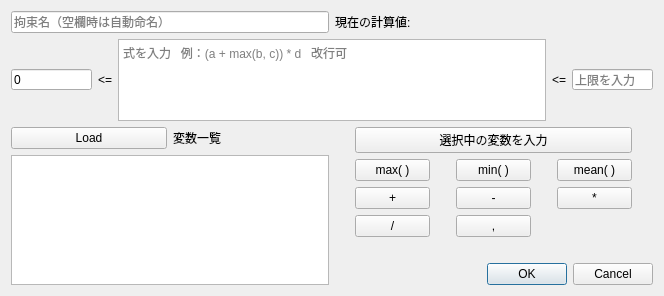
First picture: the form in pyfemtet_opt_gui/ui/Dialog_cns_edit.ui, repository pyfemtet/pyfemtet-opt-gui, before the edit.
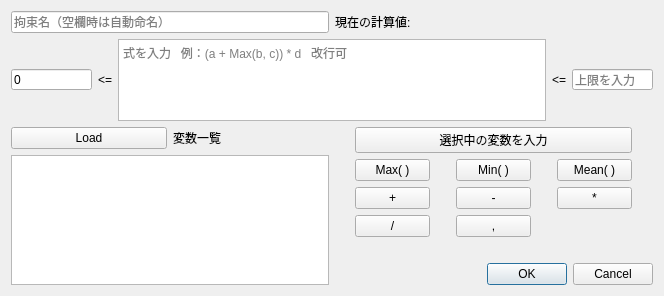
Second picture: the form after the edit. Icons and pictures are not drawn.

What changed in the file:
```diff
--- a/pyfemtet_opt_gui/ui/Dialog_cns_edit.ui
+++ b/pyfemtet_opt_gui/ui/Dialog_cns_edit.ui
@@ -75,7 +75,7 @@
         </size>
        </property>
        <property name="text">
-        <string>mean( )</string>
+        <string>Mean( )</string>
        </property>
       </widget>
      </item>
@@ -101,7 +101,7 @@
         </size>
        </property>
        <property name="text">
-        <string>min( )</string>
+        <string>Min( )</string>
        </property>
       </widget>
      </item>
@@ -114,7 +114,7 @@
         </size>
        </property>
        <property name="text">
-        <string>max( )</string>
+        <string>Max( )</string>
        </property>
       </widget>
      </item>
@@ -223,7 +223,7 @@
      <item>
       <widget class="QPlainTextEdit" name="plainTextEdit_cnsFormula">
        <property name="placeholderText">
-        <string>式を入力   例：(a + max(b, c)) * d   改行可</string>
+        <string>式を入力   例：(a + Max(b, c)) * d   改行可</string>
        </property>
       </widget>
      </item>
```
